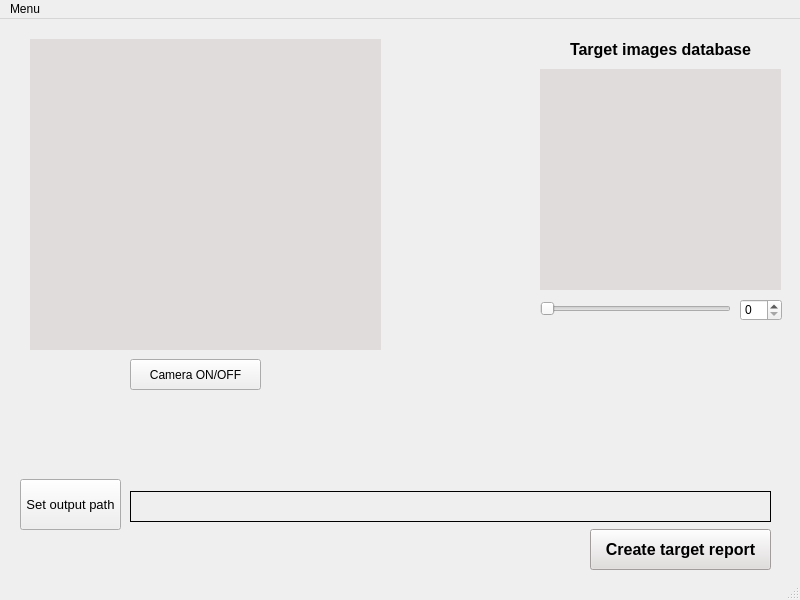
First picture: the form in Frontend.ui, repository TalEfraim/Master, before the edit.
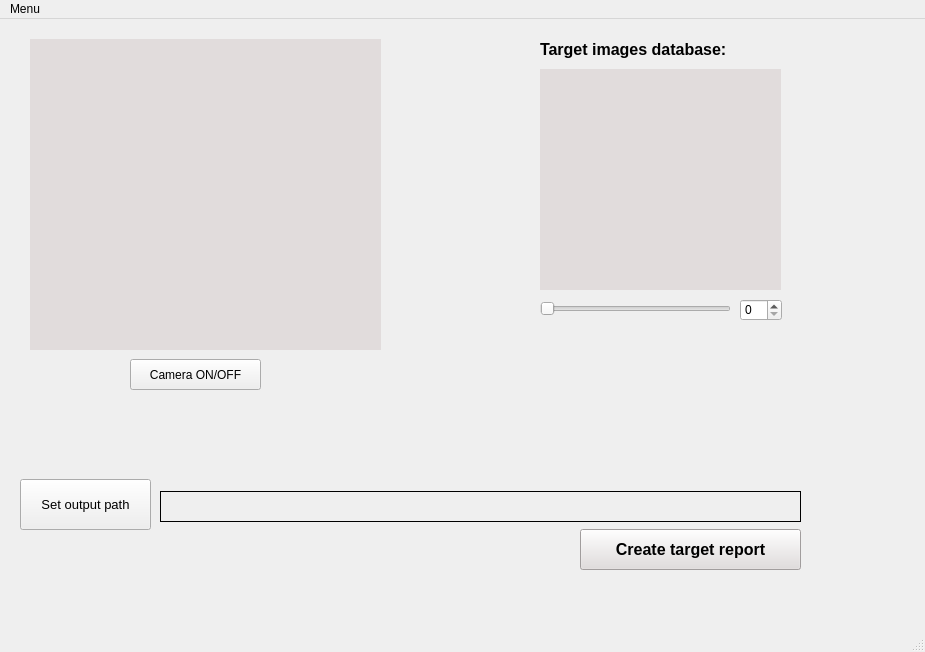
Second picture: the form after the edit.

Diff of the .ui file:
```diff
--- a/Frontend.ui
+++ b/Frontend.ui
@@ -6,8 +6,8 @@
    <rect>
     <x>0</x>
     <y>0</y>
-    <width>800</width>
-    <height>600</height>
+    <width>925</width>
+    <height>652</height>
    </rect>
   </property>
   <property name="windowTitle">
@@ -65,9 +65,9 @@
    <widget class="QLabel" name="TargetImagesLabel">
     <property name="geometry">
      <rect>
-      <x>570</x>
+      <x>540</x>
       <y>15</y>
-      <width>191</width>
+      <width>251</width>
       <height>31</height>
      </rect>
     </property>
@@ -80,7 +80,7 @@
      </font>
     </property>
     <property name="text">
-     <string>Target images database</string>
+     <string>Target images database:</string>
     </property>
    </widget>
    <widget class="QSlider" name="horizontalSlider">
@@ -109,9 +109,9 @@
    <widget class="QPushButton" name="CreateReportButton">
     <property name="geometry">
      <rect>
-      <x>590</x>
+      <x>580</x>
       <y>510</y>
-      <width>181</width>
+      <width>221</width>
       <height>41</height>
      </rect>
     </property>
@@ -132,7 +132,7 @@
    <widget class="QLabel" name="ExportPathLabel">
     <property name="geometry">
      <rect>
-      <x>130</x>
+      <x>160</x>
       <y>472</y>
       <width>641</width>
       <height>31</height>
@@ -150,7 +150,7 @@
      <rect>
       <x>20</x>
       <y>460</y>
-      <width>101</width>
+      <width>131</width>
       <height>51</height>
      </rect>
     </property>
@@ -169,8 +169,8 @@
     <rect>
      <x>0</x>
      <y>0</y>
-     <width>800</width>
-     <height>21</height>
+     <width>925</width>
+     <height>26</height>
     </rect>
    </property>
    <widget class="QMenu" name="menuMenu">
```
Left out of the diff: 74 changed lines with no effect on the pictures.
